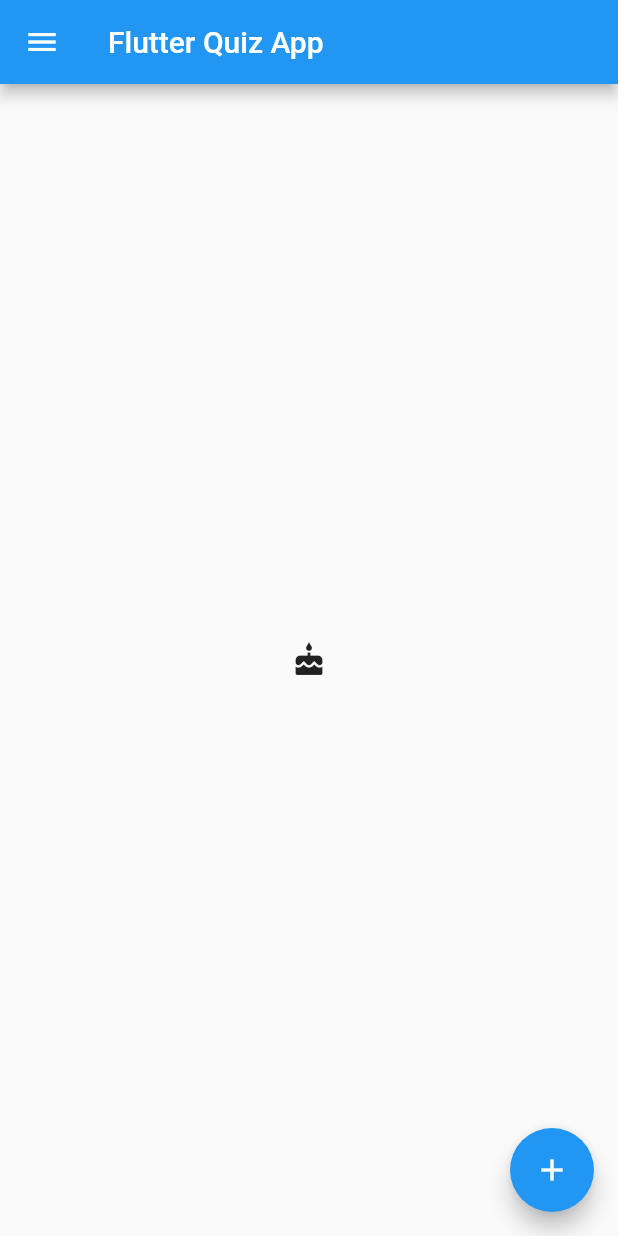
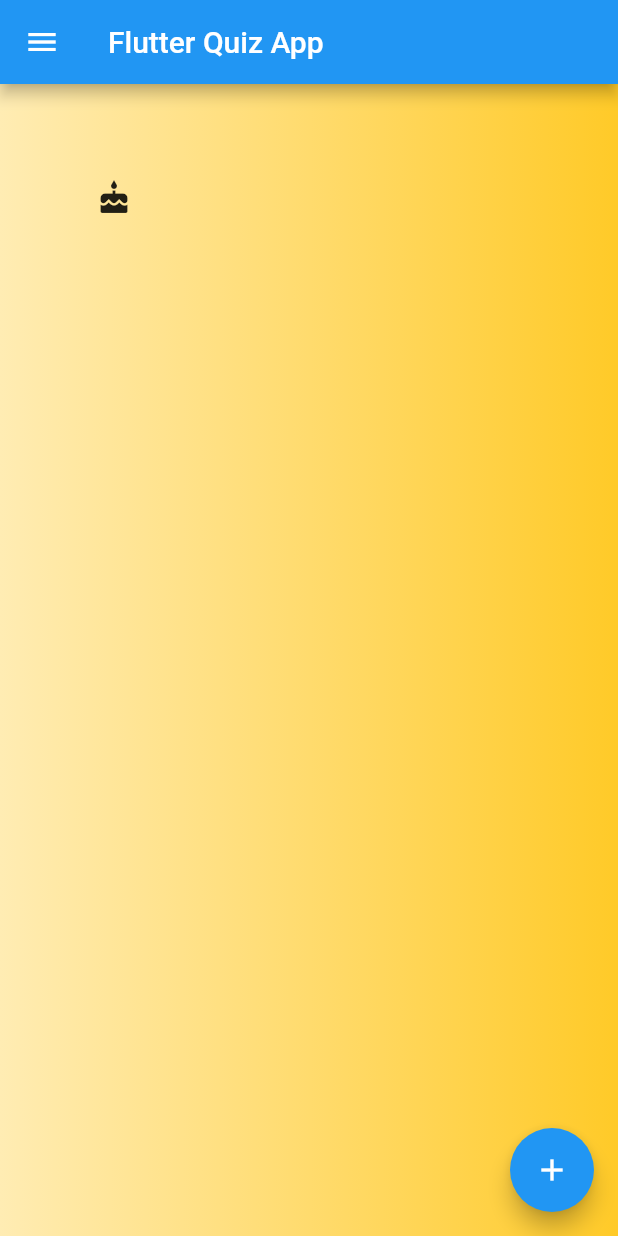
Before and after one commit to vijaygenius123/flutter_quizapp, a Flutter app: the screen it shows after launch, on a phone screen of 412 x 824 dp. Run offline on Flutter 3.47's test engine with Material 2 defaults, Android fonts, the light colour scheme and no system bars.

Commit message:
Add Container and BoxDecoration

```diff
--- a/lib/main.dart
+++ b/lib/main.dart
@@ -16,7 +16,13 @@ class MyApp extends StatelessWidget {
       appBar: AppBar(
         title: const Text('Flutter Quiz App'),
       ),
-      body: const Center(
+      body: Container(
+        alignment: Alignment.topLeft,
+        padding: EdgeInsets.all(64),
+        decoration: BoxDecoration(
+          gradient: LinearGradient(
+              colors: [Colors.amber.shade100, Colors.amber.shade400]),
+        ),
         child: Icon(Icons.cake),
       ),
       floatingActionButton: FloatingActionButton(
```
